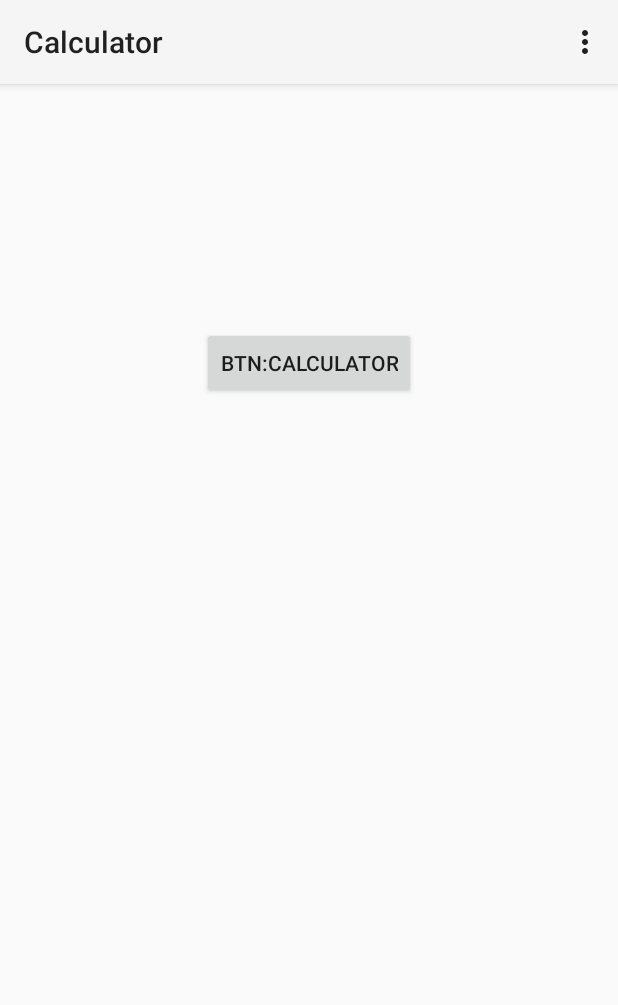
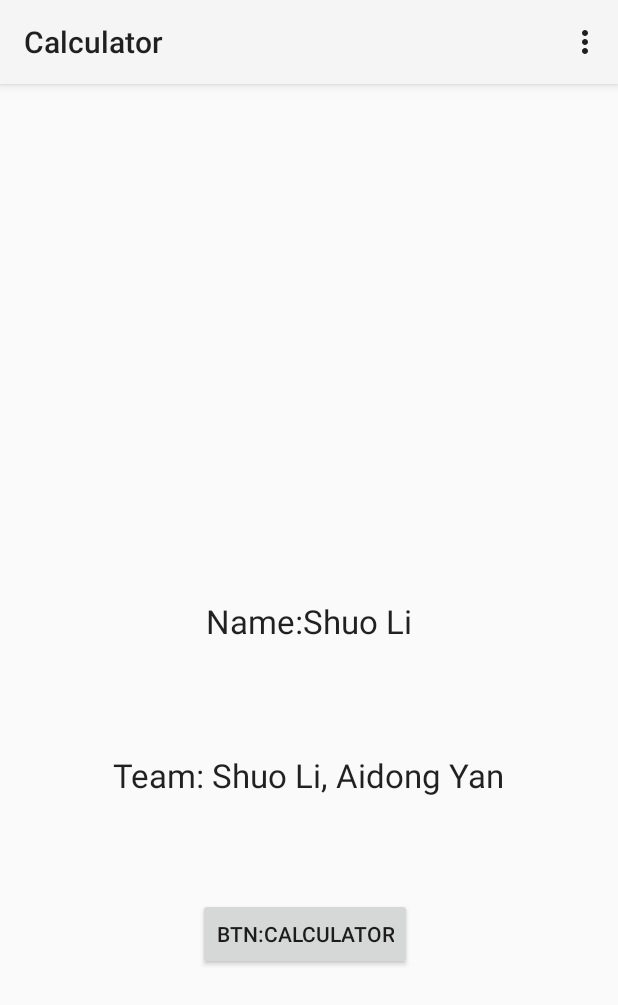
Before and after one commit to lishuopitt/Calculator, an Android app: the screen it shows after launch (MainActivity), on a phone screen of 412 x 824 dp. Shown: the top 1005 px of the screen. Run offline under Robolectric (Android 15) with nearby library versions, the phone set to English and light mode, and no system bars.

Commit message:
Calculator layout

```diff
--- a/app/src/main/res/layout/activity_main.xml
+++ b/app/src/main/res/layout/activity_main.xml
@@ -10,8 +10,29 @@
         android:layout_height="wrap_content"
         android:text="Btn:Calculator"
         android:id="@+id/CalculatorBotton"
-        android:layout_centerHorizontal="true"
-        android:layout_marginTop="146dp"
-        android:onClick="onButtonClick" />
+        android:onClick="onButtonClick"
+        android:layout_alignParentBottom="true"
+        android:layout_alignEnd="@+id/textView"
+        android:layout_marginBottom="161dp" />
+
+    <TextView
+        android:layout_width="wrap_content"
+        android:layout_height="wrap_content"
+        android:textAppearance="?android:attr/textAppearanceLarge"
+        android:text="Name:Shuo Li"
+        android:id="@+id/textView"
+        android:layout_marginBottom="73dp"
+        android:layout_above="@+id/textView2"
+        android:layout_centerHorizontal="true" />
+
+    <TextView
+        android:layout_width="wrap_content"
+        android:layout_height="wrap_content"
+        android:textAppearance="?android:attr/textAppearanceLarge"
+        android:text="Team: Shuo Li, Aidong Yan"
+        android:id="@+id/textView2"
+        android:layout_marginBottom="67dp"
+        android:layout_above="@+id/CalculatorBotton"
+        android:layout_centerHorizontal="true" />
 
 </RelativeLayout>
```
